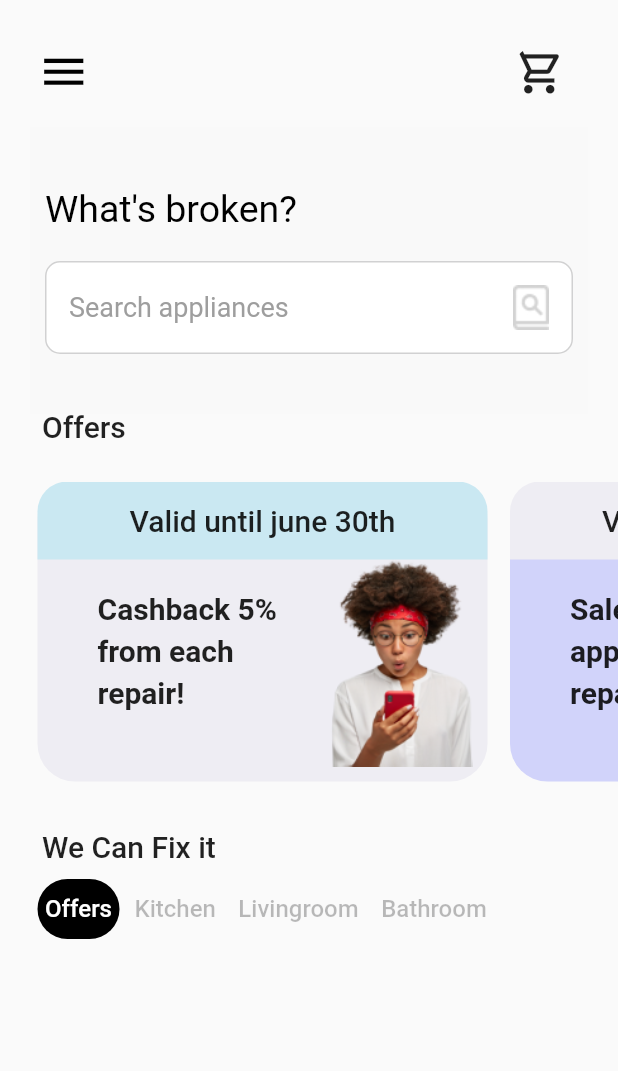
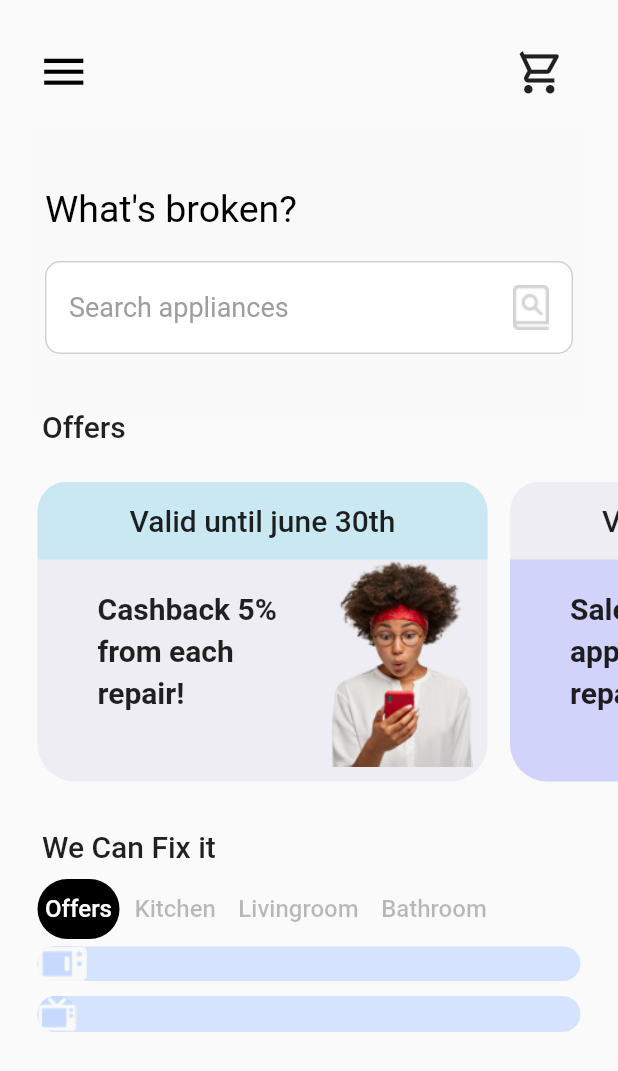
Before and after one commit to favouronwochei/Repair-Home, a Flutter app: the screen it shows after launch, on a phone screen of 412 x 824 dp. Shown: the top 1071 px of the screen. Run offline on Flutter 3.47's test engine with Material 2 defaults, Android fonts, the phone set to English and light mode, and no system bars; our stand-ins replace font_awesome_flutter, hexcolor; missing offline and left inert: flutter_image_stack.

Commit message:
Team 31 - App design by favcoders

```diff
--- a/lib/fix/we_offerfix_item.dart
+++ b/lib/fix/we_offerfix_item.dart
@@ -11,6 +11,31 @@ class WeOfferItem extends StatelessWidget {
 
   @override
   Widget build(BuildContext context) {
-    return Container();
+    return Container(
+        // padding: EdgeInsets.symmetric(horizontal: 20,),
+        // width: 200,
+        margin: EdgeInsets.only(left: 20, right: 20),
+        decoration: BoxDecoration(
+          borderRadius: BorderRadius.circular(15),
+          color: HexColor("#D6E3FF"),
+        ),
+        child: Stack(
+          children: [
+            Positioned(
+              child: Container(
+                decoration: BoxDecoration(
+                  borderRadius: BorderRadius.circular(15),
+                  color: HexColor("#C7D9FF"),
+                ),
+                child: Wrap(
+                  children: [
+                    Image.asset(offerfix.image),
+                  ],
+                ),
+              ),
+            ),
+          ],
+        ),
+    );
   }
 }
--- a/lib/fix/we_offerfix_list.dart
+++ b/lib/fix/we_offerfix_list.dart
@@ -12,15 +12,18 @@ class OfferFixList extends StatelessWidget {
   @override
   Widget build(BuildContext context) {
     return Container(
+      padding: EdgeInsets.all(5),
     height: 100,
+    margin: EdgeInsets.only(bottom: 40),
     child: ListView.separated(
-        physics: NeverScrollableScrollPhysics(),
+      // physics: NeverScrollableScrollPhysics(),
     scrollDirection: Axis.vertical,
+      shrinkWrap: true,
       itemBuilder: (context, index) => GestureDetector(
         onTap: (){},
         child: WeOfferItem(offerFixList[index]),
       ),
-        separatorBuilder: (_, index) => SizedBox(height: 30,),
+      separatorBuilder: (_, index) => SizedBox(height: 10,),
       itemCount: offerFixList.length),
 
       );
```
Also changed, not shown: lib/Screen_Shots/homescreen1.jpg (added), lib/Screen_Shots/homescreen2.jpg (added), lib/Screen_Shots/loginscreen.jpg (added), lib/Screen_Shots/registerscreen.jpg (added), lib/Screen_Shots/splashscreen.jpg (added). Lines whose indentation alone changed are shown as unchanged.
